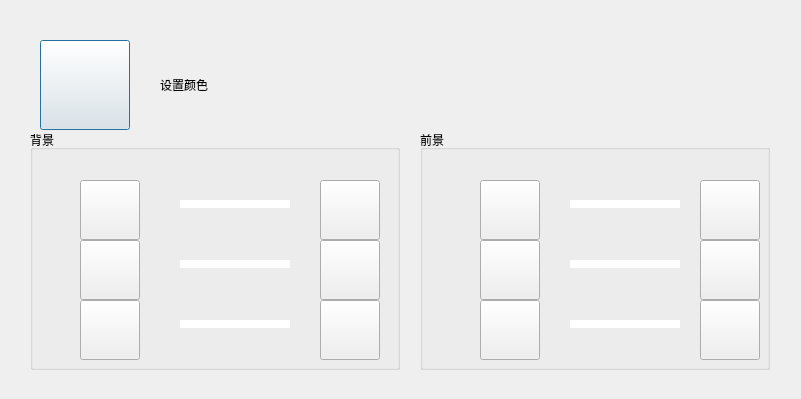
Old version of the form src/XMusic/colordlg.ui in the repository 1028417/XMusic.
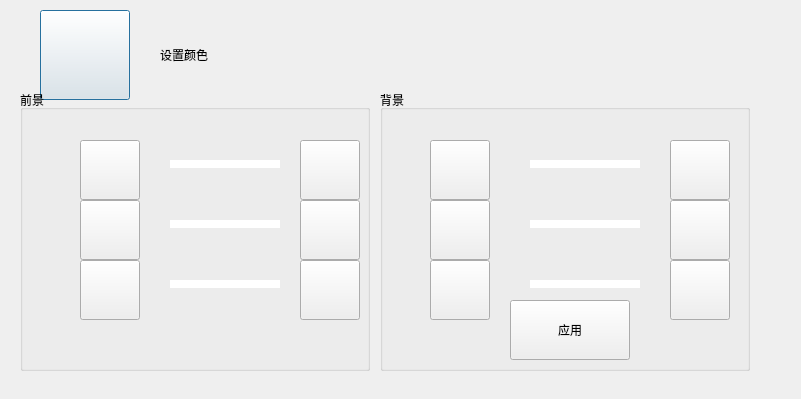
New version of the form. Icons and pictures are not drawn. Custom widgets are drawn as their Qt base class.

```diff
--- a/src/XMusic/colordlg.ui
+++ b/src/XMusic/colordlg.ui
@@ -17,7 +17,7 @@
    <property name="geometry">
     <rect>
      <x>40</x>
-     <y>40</y>
+     <y>10</y>
      <width>90</width>
      <height>90</height>
     </rect>
@@ -45,7 +45,7 @@
    <property name="geometry">
     <rect>
      <x>160</x>
-     <y>55</y>
+     <y>25</y>
      <width>300</width>
      <height>60</height>
     </rect>
@@ -57,10 +57,10 @@
   <widget class="QGroupBox" name="groupBkgColor">
    <property name="geometry">
     <rect>
-     <x>30</x>
-     <y>130</y>
+     <x>380</x>
+     <y>90</y>
      <width>370</width>
-     <height>240</height>
+     <height>281</height>
     </rect>
    </property>
    <property name="title">
@@ -315,14 +315,45 @@
      <bool>false</bool>
     </property>
    </widget>
+   <widget class="CButton" name="btnApplyBkgColor">
+    <property name="geometry">
+     <rect>
+      <x>130</x>
+      <y>210</y>
+      <width>120</width>
+      <height>60</height>
+     </rect>
+    </property>
+    <property name="autoFillBackground">
+     <bool>false</bool>
+    </property>
+    <property name="styleSheet">
+     <string notr="true"/>
+    </property>
+    <property name="text">
+     <string>应用</string>
+    </property>
+    <property name="iconSize">
+     <size>
+      <width>100</width>
+      <height>100</height>
+     </size>
+    </property>
+    <property name="checkable">
+     <bool>false</bool>
+    </property>
+    <property name="flat">
+     <bool>false</bool>
+    </property>
+   </widget>
   </widget>
   <widget class="QGroupBox" name="groupFontColor">
    <property name="geometry">
     <rect>
-     <x>420</x>
-     <y>130</y>
+     <x>20</x>
+     <y>90</y>
      <width>350</width>
-     <height>240</height>
+     <height>281</height>
     </rect>
    </property>
    <property name="title">
@@ -580,16 +611,16 @@
   </widget>
  </widget>
  <customwidgets>
-  <customwidget>
-   <class>CButton</class>
-   <extends>QPushButton</extends>
-   <header location="global">button.h</header>
-  </customwidget>
   <customwidget>
    <class>CLabel</class>
    <extends>QLabel</extends>
    <header location="global">label.h</header>
   </customwidget>
+  <customwidget>
+   <class>CButton</class>
+   <extends>QPushButton</extends>
+   <header location="global">button.h</header>
+  </customwidget>
   <customwidget>
    <class>CColorBar</class>
    <extends>QWidget</extends>
```
